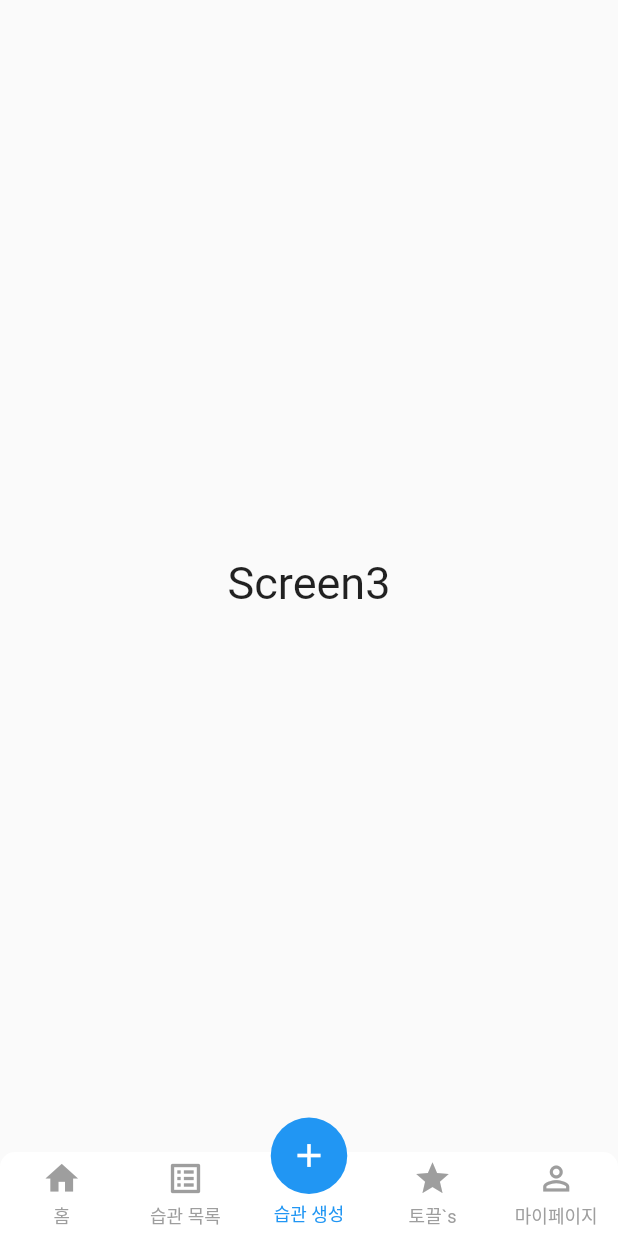
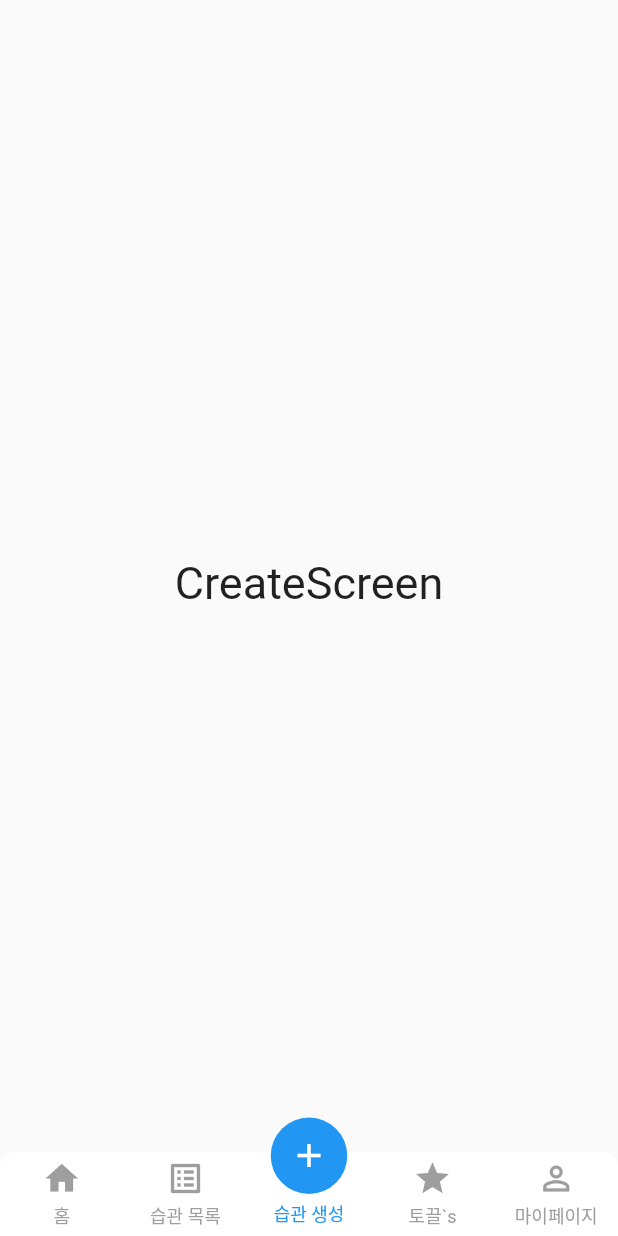
Before and after one commit to Cheetozzeong/TTT, a Flutter app: the BottomNavBar widget shown alone on an empty page, opened directly, item 3 of the bottom bar chosen, on a phone screen of 412 x 824 dp. Run offline on Flutter 3.47's test engine with Material 2 defaults, Android fonts, the light colour scheme and no system bars; drawn by our look-alikes of persistent_bottom_nav_bar; our stand-ins replace firebase_core, get; accounts and stored records are empty.

Commit message:
🔨: 추가  취미 생성 페이지[S08P31A804-150]

```diff
--- a/tickle_tackle_tockle/lib/main.dart
+++ b/tickle_tackle_tockle/lib/main.dart
@@ -1,6 +1,7 @@
 import 'package:flutter/material.dart';
 import 'package:firebase_core/firebase_core.dart';
 import 'package:get/get.dart';
+import 'package:tickle_tackle_tockle/screen/habits/CreateScreen.dart';
 import 'package:tickle_tackle_tockle/screen/habits/HabitsScreen.dart';
 import 'package:tickle_tackle_tockle/screen/home/HomeScreen.dart';
 import 'package:tickle_tackle_tockle/screen/login/login_screen.dart';
@@ -40,7 +41,7 @@ class BottomNavBar extends StatelessWidget {
       return [
         HomeScreen(),
         HabitsScreen(),
-        Screen3(),
+        CreateScreen(),
         RewardScreen(),
         MyPageScreen(),
       ];
@@ -119,14 +120,3 @@ class BottomNavBar extends StatelessWidget {
     );
   }
 }
-
-class Screen3 extends StatelessWidget {
-  const Screen3({Key? key}) : super(key: key);
-
-  @override
-  Widget build(BuildContext context) {
-    return const Scaffold(
-      body: Center(child: Text('Screen3', style: TextStyle(fontSize: 30),)),
-    );
-  }
-}
--- /dev/null
+++ b/tickle_tackle_tockle/lib/screen/habits/CreateScreen.dart
@@ -0,0 +1,14 @@
+import 'package:flutter/cupertino.dart';
+import 'package:flutter/material.dart';
+import 'package:get/get.dart';
+
+class CreateScreen extends StatelessWidget {
+  const CreateScreen({Key? key}) : super(key: key);
+
+  @override
+  Widget build(BuildContext context) {
+    return const Scaffold(
+      body: Center(child: Text('CreateScreen', style: TextStyle(fontSize: 30),)),
+    );
+  }
+}
```
